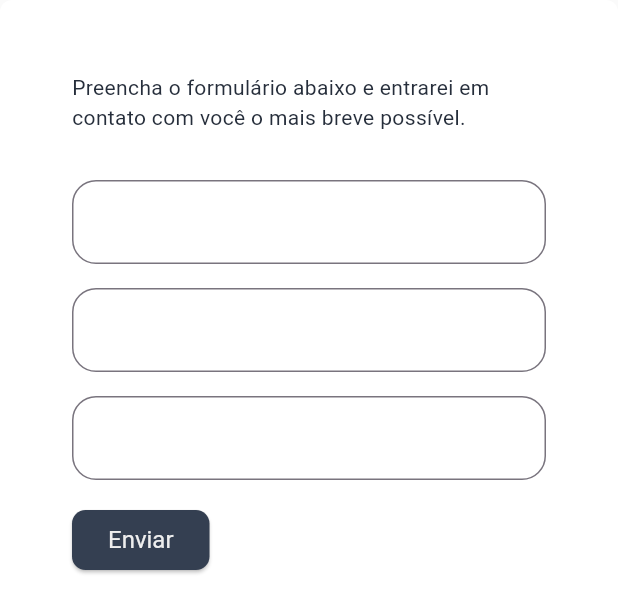
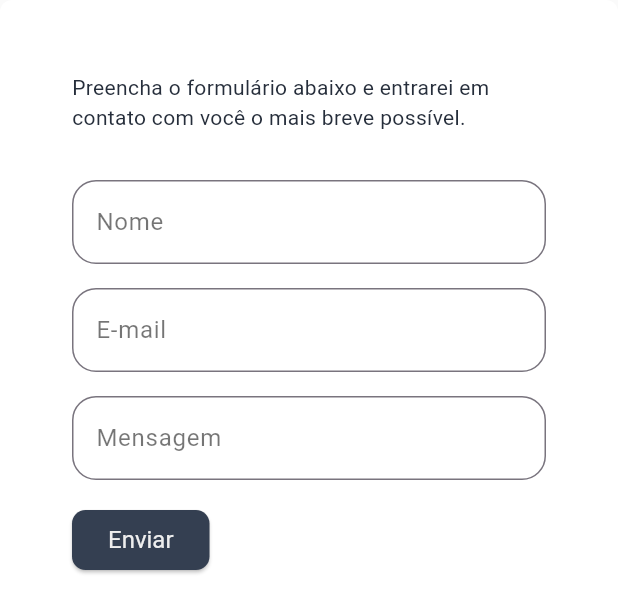
Before and after one commit to victorvazdev/victor_vaz_portfolio, a Flutter app: the ContactForm widget shown alone on an empty page, opened directly, on a phone screen of 412 x 824 dp. Shown: the top 612 px of the screen. Run offline on Flutter 3.47's test engine with Material 3 defaults, Android fonts, the phone set to English and light mode, and no system bars; our stand-ins replace flutter_svg, smooth_page_indicator, visibility_detector, web; missing offline and left inert: dart:ui_web; network calls fail.

Commit message:
bug which make the TextFormField label invisible on light theme fixed

```diff
--- a/lib/ui/components/contact/contact_form.dart
+++ b/lib/ui/components/contact/contact_form.dart
@@ -67,20 +67,7 @@ class _ContactFormState extends State<ContactForm> {
             SizedBox(height: 32.0),
             TextFormField(
               controller: nameController,
-              decoration: InputDecoration(
-                labelText: 'Nome',
-                border: OutlineInputBorder(
-                  borderRadius: BorderRadius.circular(16.0),
-                ),
-                focusedBorder: OutlineInputBorder(
-                  borderSide: BorderSide(color: Theme.of(context).primaryColor),
-                  borderRadius: BorderRadius.circular(16.0),
-                ),
-                labelStyle: TextStyle(color: Colors.white60),
-                floatingLabelStyle: TextStyle(
-                  color: Theme.of(context).primaryColor,
-                ),
-              ),
+              decoration: InputDecoration(labelText: 'Nome'),
               onChanged: (value) => name = value,
               validator: (value) {
                 if (value == null || value.isEmpty) {
@@ -93,20 +80,7 @@ class _ContactFormState extends State<ContactForm> {
             SizedBox(height: 16.0),
             TextFormField(
               controller: emailController,
-              decoration: InputDecoration(
-                labelText: 'E-mail',
-                border: OutlineInputBorder(
-                  borderRadius: BorderRadius.circular(16.0),
-                ),
-                focusedBorder: OutlineInputBorder(
-                  borderSide: BorderSide(color: Theme.of(context).primaryColor),
-                  borderRadius: BorderRadius.circular(16.0),
-                ),
-                labelStyle: TextStyle(color: Colors.white60),
-                floatingLabelStyle: TextStyle(
-                  color: Theme.of(context).primaryColor,
-                ),
-              ),
+              decoration: InputDecoration(labelText: 'E-mail'),
               onChanged: (value) => email = value,
               validator: (value) {
                 if (value == null || value.isEmpty) {
@@ -129,20 +103,7 @@ class _ContactFormState extends State<ContactForm> {
               controller: messageController,
               maxLines: null,
               textAlignVertical: TextAlignVertical.top,
-              decoration: InputDecoration(
-                labelText: 'Mensagem',
-                border: OutlineInputBorder(
-                  borderRadius: BorderRadius.circular(16.0),
-                ),
-                focusedBorder: OutlineInputBorder(
-                  borderSide: BorderSide(color: Theme.of(context).primaryColor),
-                  borderRadius: BorderRadius.circular(16.0),
-                ),
-                labelStyle: TextStyle(color: Colors.white60),
-                floatingLabelStyle: TextStyle(
-                  color: Theme.of(context).primaryColor,
-                ),
-              ),
+              decoration: InputDecoration(labelText: 'Mensagem'),
               onChanged: (value) => message = value,
               validator: (value) {
                 if (value == null || value.isEmpty) {
--- a/lib/ui/styles/themes.dart
+++ b/lib/ui/styles/themes.dart
@@ -82,6 +82,16 @@ class Themes {
         textStyle: WidgetStateProperty.all(TextStyle(fontSize: 16)),
       ),
     ),
+    inputDecorationTheme: InputDecorationTheme(
+      border: OutlineInputBorder(borderRadius: BorderRadius.circular(16.0)),
+      focusedBorder: OutlineInputBorder(
+        borderSide: BorderSide(color: Constants.lightPrimaryColor),
+        borderRadius: BorderRadius.circular(16.0),
+      ),
+      labelStyle: TextStyle(color: Colors.black54),
+      floatingLabelStyle: TextStyle(color: Constants.lightPrimaryColor),
+      alignLabelWithHint: true,
+    ),
   );
 
   static final ThemeData darkTheme = ThemeData(
@@ -161,5 +171,15 @@ class Themes {
         textStyle: WidgetStateProperty.all(TextStyle(fontSize: 16)),
       ),
     ),
+    inputDecorationTheme: InputDecorationTheme(
+      border: OutlineInputBorder(borderRadius: BorderRadius.circular(16.0)),
+      focusedBorder: OutlineInputBorder(
+        borderSide: BorderSide(color: Colors.white),
+        borderRadius: BorderRadius.circular(16.0),
+      ),
+      labelStyle: TextStyle(color: Colors.white60),
+      floatingLabelStyle: TextStyle(color: Colors.white),
+      alignLabelWithHint: true,
+    ),
   );
 }
```
